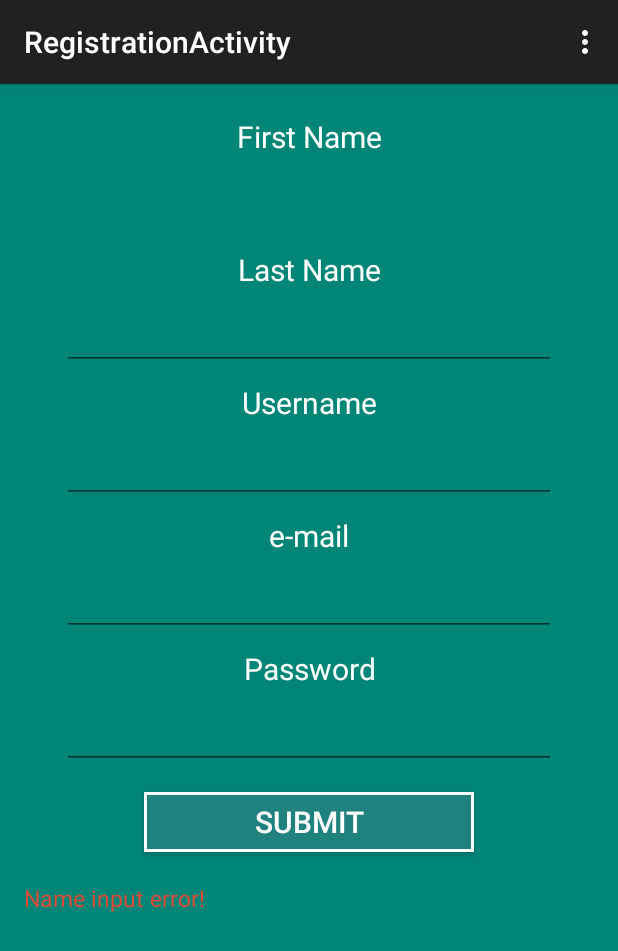
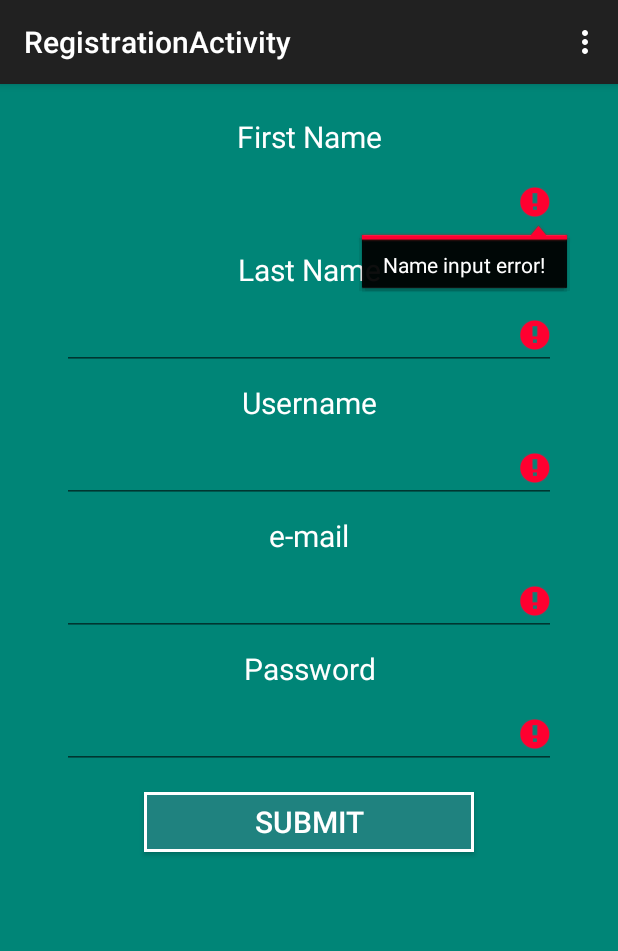
Before and after one commit to jedipotato/transport, an Android app: the RegistrationActivity screen opened directly, with no data from a screen before it, after a tap on "SUBMIT", on a phone screen of 412 x 824 dp. Shown: the top 951 px of the screen. Run offline under Robolectric (Android 15) with nearby library versions, the phone set to English and light mode, and no system bars; libraries missing offline, so code that uses them is left out: retrofit.client.

Commit message:
fixed visual aspect of registration form

```diff
--- a/app/src/main/java/hr/tvz/zavrsni/transportapplication/RegistrationActivity.java
+++ b/app/src/main/java/hr/tvz/zavrsni/transportapplication/RegistrationActivity.java
@@ -4,7 +4,7 @@ import android.os.Bundle;
 import android.view.Menu;
 import android.view.MenuItem;
 import android.view.View;
-import android.widget.TextView;
+import android.widget.EditText;
 import android.widget.Toast;
 
 import hr.tvz.zavrsni.domain.api.BasicModel;
@@ -20,7 +20,11 @@ public class RegistrationActivity extends TransportActivity implements Transport
     private String mInputEmail;
     private String mInputPassword;
 
-    private TextView mWarning;
+    private EditText mEditTextName;
+    private EditText mEditTextSurname;
+    private EditText mEditTextUsername;
+    private EditText mEditTextEmail;
+    private EditText mEditTextPassword;
 
     private App mApp;
 
@@ -30,7 +34,11 @@ public class RegistrationActivity extends TransportActivity implements Transport
         setContentView(R.layout.activity_registration);
         mApp = (App) getApplication();
 
-        mWarning = (TextView)findViewById(R.id.registerWarning);
+        mEditTextName = (EditText) findViewById(R.id.registerInputName);
+        mEditTextSurname = (EditText) findViewById(R.id.registerInputSurname);
+        mEditTextUsername = (EditText) findViewById(R.id.registerInputUsername);
+        mEditTextEmail = (EditText) findViewById(R.id.registerInputEmail);
+        mEditTextPassword = (EditText) findViewById(R.id.registerInputPassword);
     }
 
     @Override
@@ -57,11 +65,11 @@ public class RegistrationActivity extends TransportActivity implements Transport
     protected void onDebugBuildOnly() {
         super.onDebugBuildOnly();
 
-        ((TextView) findViewById(R.id.registerInputName)).setText("Pero");
-        ((TextView) findViewById(R.id.registerInputSurname)).setText("Kvrzica");
-        ((TextView) findViewById(R.id.registerInputUsername)).setText("ppero");
-        ((TextView) findViewById(R.id.registerInputEmail)).setText("email@gmail.com");
-        ((TextView) findViewById(R.id.registerInputPassword)).setText("123456");
+//        mEditTextName.setText("Pero");
+//        mEditTextSurname.setText("Kvrzica");
+//        mEditTextUsername.setText("ppero");
+//        mEditTextEmail.setText("email@gmail.com");
+//        mEditTextPassword.setText("123456");
     }
 
     @Override
@@ -87,33 +95,42 @@ public class RegistrationActivity extends TransportActivity implements Transport
     }
 
     public void onClickSubmit(View view) {
-        mInputName = ((TextView)findViewById(R.id.registerInputName)).getText().toString();
-        mInputSurname = ((TextView)findViewById(R.id.registerInputSurname)).getText().toString();
-        mInputUsername = ((TextView)findViewById(R.id.registerInputUsername)).getText().toString();
-        mInputEmail = ((TextView)findViewById(R.id.registerInputEmail)).getText().toString();
-        mInputPassword = ((TextView)findViewById(R.id.registerInputPassword)).getText().toString();
+        mEditTextName.setError(null);
+        mEditTextSurname.setError(null);
+        mEditTextUsername.setError(null);
+        mEditTextEmail.setError(null);
+        mEditTextPassword.setError(null);
 
+        mInputName = mEditTextName.getText().toString();
+        mInputSurname = mEditTextSurname.getText().toString();
+        mInputUsername = mEditTextUsername.getText().toString();
+        mInputEmail = mEditTextEmail.getText().toString();
+        mInputPassword = mEditTextPassword.getText().toString();
+
+        boolean isOk = true;
         if(mInputName.length()<1 || mInputName.length()>30) {
-            mWarning.setText("Name input error!");
-            return;
+            mEditTextName.setError("Name input error!");
+            isOk = false;
         }
         if(mInputSurname.length()<1 || mInputSurname.length()>30) {
-            mWarning.setText("Last name input error!");
-            return;
+            mEditTextSurname.setError("Last name input error!");
+            isOk = false;
         }
         if(mInputUsername.length()<1 || mInputUsername.length()>12) {
-            mWarning.setText("Username input error!");
-            return;
+            mEditTextUsername.setError("Username input error!");
+            isOk = false;
         }
         if(mInputEmail.length()<2 || mInputEmail.length()>40) {
-            mWarning.setText("E-mail input error!");
-            return;
+            mEditTextEmail.setError("E-mail input error!");
+            isOk = false;
         }
         if(mInputPassword.length()<4 || mInputPassword.length()>30) {
-            mWarning.setText("Password minimum is 4 characters!");
-            return;
+            mEditTextPassword.setError("Password minimum is 4 characters!");
+            isOk = false;
         }
-        //TODO
+
+        if (!isOk) return;
+
         mApp.createUser(mInputName,mInputSurname,mInputUsername,mInputPassword,mInputEmail);
     }
 
--- a/app/src/main/res/layout/activity_registration.xml
+++ b/app/src/main/res/layout/activity_registration.xml
@@ -136,14 +136,4 @@
         android:layout_marginTop="15dp"
         android:onClick="onClickSubmit"/>
 
-    <TextView
-        android:id="@+id/registerWarning"
-        android:layout_width="wrap_content"
-        android:layout_height="wrap_content"
-        android:layout_below="@+id/registerButtonSubmit"
-        android:layout_marginTop="20dp"
-        android:textColor="#dd4b39"
-        android:gravity="center"
-        android:textSize="15dp"/>
-
 </RelativeLayout>
```
